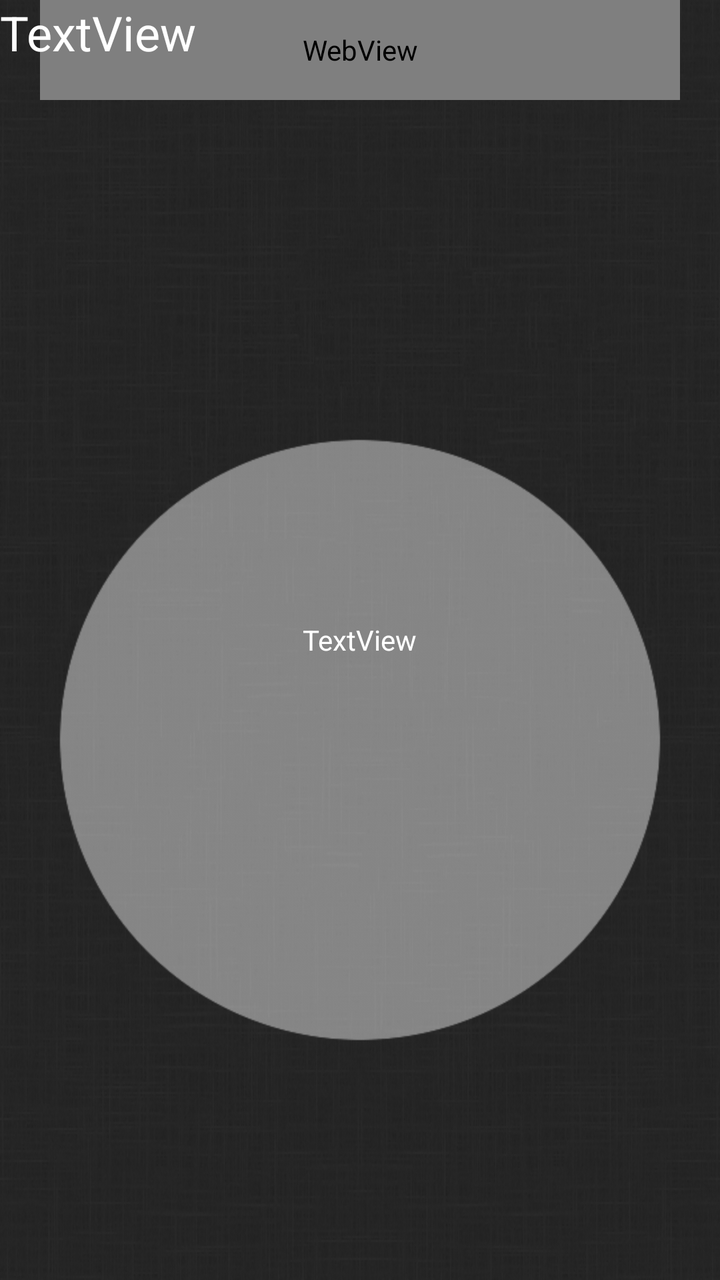
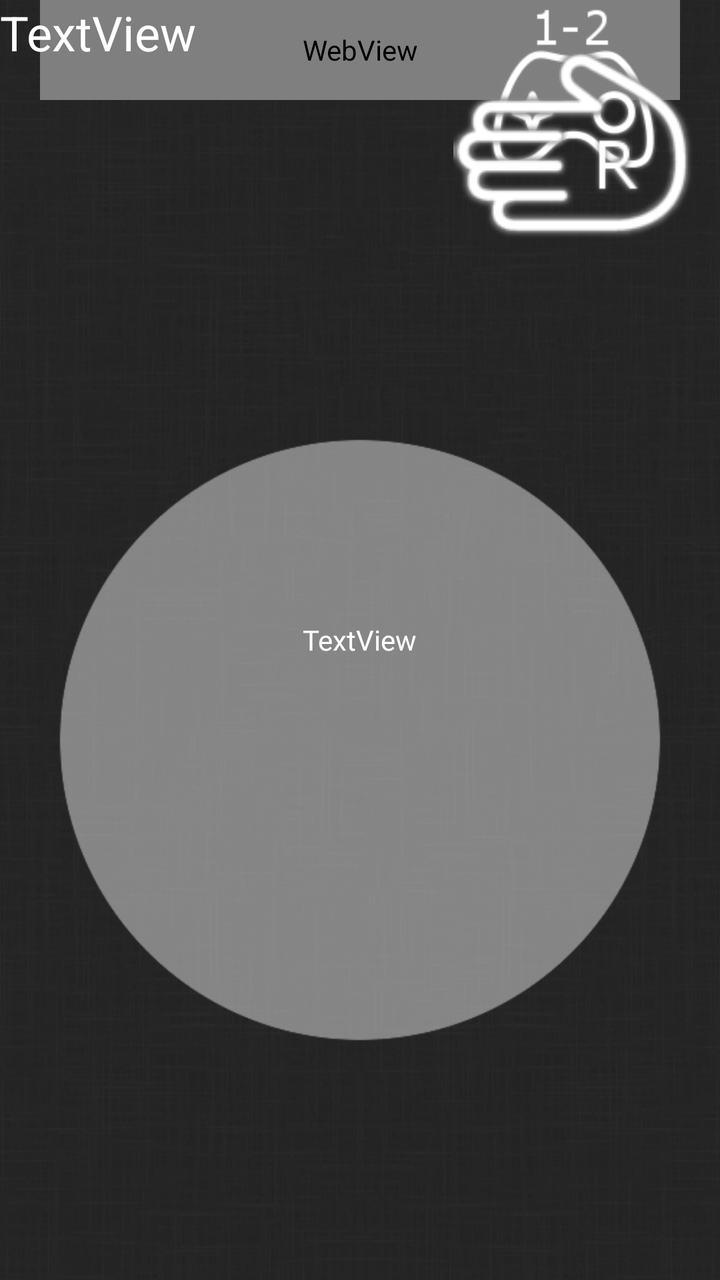

Screens rendered from an Android XML layout before and after an edit, with the pre-edit source and the edit as a unified diff.
<!-- AndroidManifest.xml: application theme AppTheme -->
<!-- res/layout/activity_local_controllers.xml -->
<RelativeLayout xmlns:android="http://schemas.android.com/apk/res/android"
    xmlns:tools="http://schemas.android.com/tools"
    xmlns:ads="http://schemas.android.com/apk/res-auto"
    android:layout_width="match_parent"
    android:layout_height="match_parent"
    android:paddingLeft="0dp"
    android:paddingRight="0dp"
    android:paddingTop="0dp"
    android:paddingBottom="0dp"
    tools:context=".LocalControllersActivity"
    android:id="@+id/parentLayout"
    android:background="#000000">

    <ImageView
        android:id="@+id/imageViewBackground"
        android:layout_width="match_parent"
        android:layout_height="match_parent"
        android:background="@drawable/robocam_background" />

    <com.google.android.gms.ads.AdView
        android:id="@+id/adView"
        android:layout_width="wrap_content"
        ads:adSize="BANNER"
        ads:adUnitId="@string/banner_ad_unit_id"
        android:layout_alignParentTop="true"
        android:layout_centerHorizontal="true"
        android:layout_height="wrap_content">
    </com.google.android.gms.ads.AdView>

    <WebView
        android:layout_width="320dp"
        android:layout_height="50dp"
        android:id="@+id/banner"
        android:background="@drawable/banner_320x50"
        android:layout_alignParentTop="true"
        android:layout_centerHorizontal="true" />

    <ImageView
        android:id="@+id/imageViewLeftJoystick"
        android:layout_width="wrap_content"
        android:layout_height="wrap_content"
        android:layout_alignParentBottom="true"
        android:layout_alignParentLeft="true"
        android:layout_alignParentStart="true"
        android:src="@drawable/joystick2" />

    <ImageView
        android:id="@+id/imageViewRightJoystick"
        android:layout_width="wrap_content"
        android:layout_height="wrap_content"
        android:layout_alignParentBottom="true"
        android:layout_alignParentEnd="true"
        android:layout_alignParentRight="true"
        android:src="@drawable/joystick2" />

    <TextView
        android:id="@+id/textViewDebugMessage"
        android:layout_width="match_parent"
        android:layout_height="wrap_content"
        android:text="TextView"
        android:textSize="24sp"
        android:textColor="#ffffffff"
        android:layout_alignParentLeft="true"
        android:layout_alignParentStart="true" />

    <TextView
        android:id="@+id/textView8"
        android:layout_width="wrap_content"
        android:layout_height="wrap_content"
        android:layout_centerHorizontal="true"
        android:layout_centerVertical="true"
        android:text="TextView"
        android:textColor="#ffffffff" />

</RelativeLayout>
<!-- resources referenced by this layout -->
<resources>
  <!-- drawable banner_320x50: gif bitmap (drawable, 9595 bytes) -->
  <!-- drawable joystick2: png bitmap (drawable, 6948 bytes) -->
  <!-- drawable robocam_background: png bitmap (drawable-hdpi, 140673 bytes) -->
  <string name="banner_ad_unit_id" translatable="false">ca-app-pub-7800876624909705/2125140872</string>
  <style name="AppTheme" parent="Theme.AppCompat.Light.DarkActionBar">
          
          <item name="colorPrimary">@color/colorPrimary</item>
          <item name="colorPrimaryDark">@color/colorPrimaryDark</item>
          <item name="colorAccent">@color/colorAccent</item>
      </style>
  <color name="colorPrimary">#3F51B5</color>
  <color name="colorPrimaryDark">#303F9F</color>
  <color name="colorAccent">#FF4081</color>
</resources>

<!-- the commit's change to res/layout/activity_local_controllers.xml (unified diff, before → after) -->
@@ -36,7 +36,7 @@
         android:layout_centerHorizontal="true" />
 
     <ImageView
-        android:id="@+id/imageViewLeftJoystick"
+        android:id="@+id/imageViewJoystick2"
         android:layout_width="wrap_content"
         android:layout_height="wrap_content"
         android:layout_alignParentBottom="true"
@@ -45,7 +45,7 @@
         android:src="@drawable/joystick2" />
 
     <ImageView
-        android:id="@+id/imageViewRightJoystick"
+        android:id="@+id/imageViewJoystick1"
         android:layout_width="wrap_content"
         android:layout_height="wrap_content"
         android:layout_alignParentBottom="true"
@@ -72,4 +72,42 @@
         android:text="TextView"
         android:textColor="#ffffffff" />
 
+    <ImageView
+        android:id="@+id/imageViewEmpty1"
+        android:layout_width="wrap_content"
+        android:layout_height="wrap_content"
+        android:layout_above="@+id/imageViewJoystick1"
+        android:layout_alignParentEnd="true"
+        android:layout_alignParentRight="true"
+        android:src="@drawable/empty" />
+
+    <ImageView
+        android:id="@+id/imageViewCurrentJoystick"
+        android:layout_width="wrap_content"
+        android:layout_height="wrap_content"
+        android:layout_above="@+id/imageViewEmpty1"
+        android:layout_toLeftOf="@+id/imageViewEmpty1"
+        android:layout_toStartOf="@+id/imageViewEmpty1"
+        android:onClick="onCurrentJoystickClick"
+        android:src="@drawable/joystick_1_2" />
+
+    <ImageView
+        android:id="@+id/imageViewEmpty2"
+        android:layout_width="wrap_content"
+        android:layout_height="wrap_content"
+        android:src="@drawable/empty"
+        android:layout_alignParentTop="true"
+        android:layout_alignParentRight="true"
+        android:layout_alignParentEnd="true" />
+
+    <ImageView
+        android:id="@+id/imageViewHands"
+        android:layout_width="wrap_content"
+        android:layout_height="wrap_content"
+        android:layout_below="@+id/imageViewEmpty2"
+        android:layout_toLeftOf="@+id/imageViewEmpty2"
+        android:layout_toStartOf="@+id/imageViewEmpty2"
+        android:onClick="onHandsClick"
+        android:src="@drawable/hands_r" />
+
 </RelativeLayout>
<!-- resource entries referenced after the edit -->
@@ -1,7 +1,10 @@
 <!-- resources referenced by this layout -->
 <resources>
   <!-- drawable banner_320x50: gif bitmap (drawable, 9595 bytes) -->
+  <!-- drawable empty: png bitmap (drawable-hdpi, 118 bytes) -->
+  <!-- drawable hands_r: png bitmap (drawable, 9182 bytes) -->
   <!-- drawable joystick2: png bitmap (drawable, 6948 bytes) -->
+  <!-- drawable joystick_1_2: png bitmap (drawable, 12464 bytes) -->
   <!-- drawable robocam_background: png bitmap (drawable-hdpi, 140673 bytes) -->
   <string name="banner_ad_unit_id" translatable="false">ca-app-pub-7800876624909705/2125140872</string>
   <style name="AppTheme" parent="Theme.AppCompat.Light.DarkActionBar">
